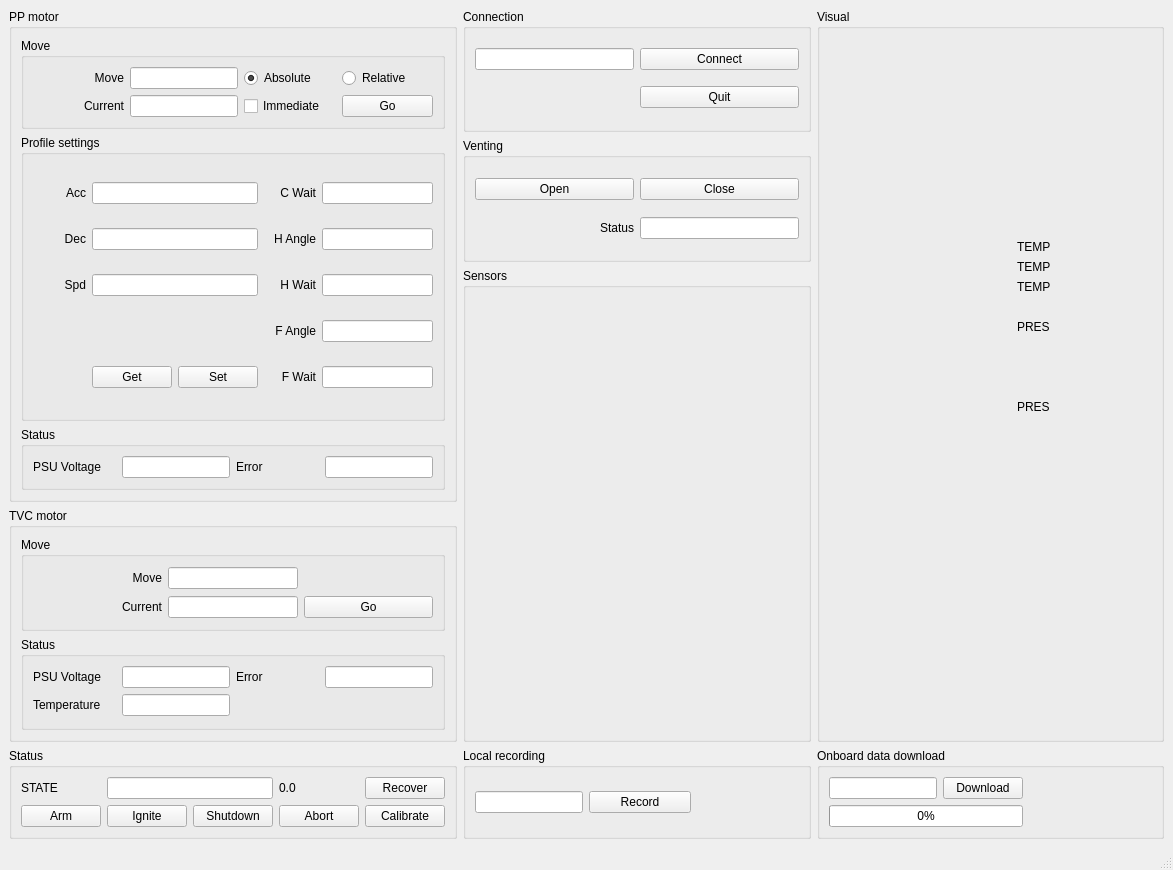
Before: the Qt Designer form Desktop/control_station/mainwindow.ui in EPFLRocketTeam/PegasusSoftware, drawn with Qt 5.
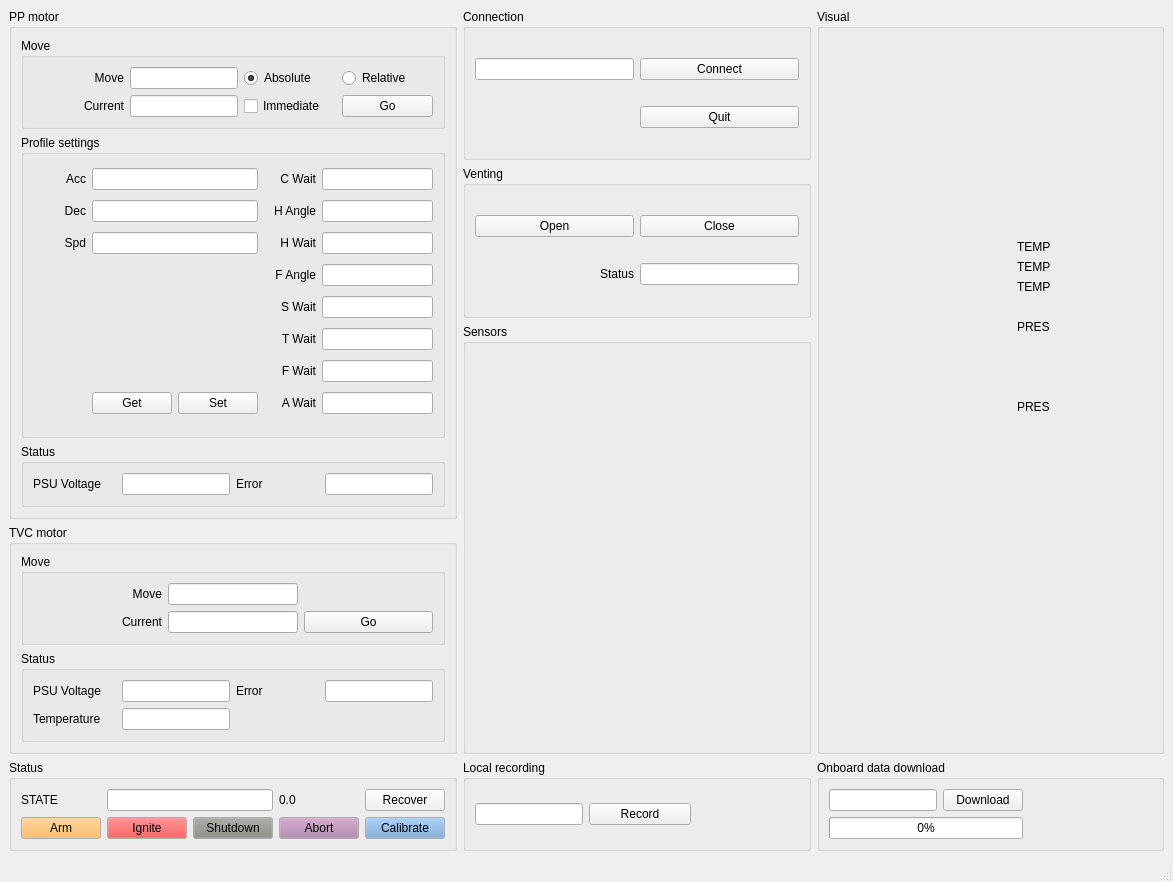
After: the same form once the commit is applied. Icons and pictures are not drawn.

The edit to the form file:
```diff
--- a/Desktop/control_station/mainwindow.ui
+++ b/Desktop/control_station/mainwindow.ui
@@ -10,7 +10,7 @@
     <x>0</x>
     <y>0</y>
     <width>1173</width>
-    <height>870</height>
+    <height>882</height>
    </rect>
   </property>
   <property name="windowTitle">
@@ -157,6 +157,43 @@
       <layout class="QGridLayout" name="gridLayout_6">
        <item row="1" column="5">
         <widget class="QPushButton" name="status_calibrate">
+         <property name="palette">
+          <palette>
+           <active>
+            <colorrole role="Button">
+             <brush brushstyle="SolidPattern">
+              <color alpha="255">
+               <red>114</red>
+               <green>159</green>
+               <blue>207</blue>
+              </color>
+             </brush>
+            </colorrole>
+           </active>
+           <inactive>
+            <colorrole role="Button">
+             <brush brushstyle="SolidPattern">
+              <color alpha="255">
+               <red>114</red>
+               <green>159</green>
+               <blue>207</blue>
+              </color>
+             </brush>
+            </colorrole>
+           </inactive>
+           <disabled>
+            <colorrole role="Button">
+             <brush brushstyle="SolidPattern">
+              <color alpha="255">
+               <red>114</red>
+               <green>159</green>
+               <blue>207</blue>
+              </color>
+             </brush>
+            </colorrole>
+           </disabled>
+          </palette>
+         </property>
          <property name="text">
           <string>Calibrate</string>
          </property>
@@ -164,6 +201,43 @@
        </item>
        <item row="1" column="4">
         <widget class="QPushButton" name="status_abort">
+         <property name="palette">
+          <palette>
+           <active>
+            <colorrole role="Button">
+             <brush brushstyle="SolidPattern">
+              <color alpha="255">
+               <red>173</red>
+               <green>127</green>
+               <blue>168</blue>
+              </color>
+             </brush>
+            </colorrole>
+           </active>
+           <inactive>
+            <colorrole role="Button">
+             <brush brushstyle="SolidPattern">
+              <color alpha="255">
+               <red>173</red>
+               <green>127</green>
+               <blue>168</blue>
+              </color>
+             </brush>
+            </colorrole>
+           </inactive>
+           <disabled>
+            <colorrole role="Button">
+             <brush brushstyle="SolidPattern">
+              <color alpha="255">
+               <red>173</red>
+               <green>127</green>
+               <blue>168</blue>
+              </color>
+             </brush>
+            </colorrole>
+           </disabled>
+          </palette>
+         </property>
          <property name="text">
           <string>Abort</string>
          </property>
@@ -195,13 +269,96 @@
        </item>
        <item row="1" column="0">
         <widget class="QPushButton" name="status_arm">
+         <property name="palette">
+          <palette>
+           <active>
+            <colorrole role="Button">
+             <brush brushstyle="SolidPattern">
+              <color alpha="255">
+               <red>252</red>
+               <green>175</green>
+               <blue>62</blue>
+              </color>
+             </brush>
+            </colorrole>
+           </active>
+           <inactive>
+            <colorrole role="Button">
+             <brush brushstyle="SolidPattern">
+              <color alpha="255">
+               <red>252</red>
+               <green>175</green>
+               <blue>62</blue>
+              </color>
+             </brush>
+            </colorrole>
+           </inactive>
+           <disabled>
+            <colorrole role="Button">
+             <brush brushstyle="SolidPattern">
+              <color alpha="255">
+               <red>252</red>
+               <green>175</green>
+               <blue>62</blue>
+              </color>
+             </brush>
+            </colorrole>
+           </disabled>
+          </palette>
+         </property>
+         <property name="autoFillBackground">
+          <bool>false</bool>
+         </property>
          <property name="text">
           <string>Arm</string>
          </property>
+         <property name="default">
+          <bool>false</bool>
+         </property>
+         <property name="flat">
+          <bool>false</bool>
+         </property>
         </widget>
        </item>
        <item row="1" column="1">
         <widget class="QPushButton" name="status_ignite">
+         <property name="palette">
+          <palette>
+           <active>
+            <colorrole role="Button">
+             <brush brushstyle="SolidPattern">
+              <color alpha="255">
+               <red>239</red>
+               <green>41</green>
+               <blue>41</blue>
+              </color>
+             </brush>
+            </colorrole>
+           </active>
+           <inactive>
+            <colorrole role="Button">
+             <brush brushstyle="SolidPattern">
+              <color alpha="255">
+               <red>239</red>
+               <green>41</green>
+               <blue>41</blue>
+              </color>
+             </brush>
+            </colorrole>
+           </inactive>
+           <disabled>
+            <colorrole role="Button">
+             <brush brushstyle="SolidPattern">
+              <color alpha="255">
+               <red>239</red>
+               <green>41</green>
+               <blue>41</blue>
+              </color>
+             </brush>
+            </colorrole>
+           </disabled>
+          </palette>
+         </property>
          <property name="text">
           <string>Ignite</string>
          </property>
@@ -209,6 +366,43 @@
        </item>
        <item row="1" column="2">
         <widget class="QPushButton" name="status_shutdown">
+         <property name="palette">
+          <palette>
+           <active>
+            <colorrole role="Button">
+             <brush brushstyle="SolidPattern">
+              <color alpha="255">
+               <red>136</red>
+               <green>138</green>
+               <blue>133</blue>
+              </color>
+             </brush>
+            </colorrole>
+           </active>
+           <inactive>
+            <colorrole role="Button">
+             <brush brushstyle="SolidPattern">
+              <color alpha="255">
+               <red>136</red>
+               <green>138</green>
+               <blue>133</blue>
+              </color>
+             </brush>
+            </colorrole>
+           </inactive>
+           <disabled>
+            <colorrole role="Button">
+             <brush brushstyle="SolidPattern">
+              <color alpha="255">
+               <red>136</red>
+               <green>138</green>
+               <blue>133</blue>
+              </color>
+             </brush>
+            </colorrole>
+           </disabled>
+          </palette>
+         </property>
          <property name="text">
           <string>Shutdown</string>
          </property>
@@ -380,53 +574,33 @@
           <string>Profile settings</string>
          </property>
          <layout class="QGridLayout" name="gridLayout_5" columnstretch="0,0,0,0,0,0">
-          <item row="6" column="3">
-           <widget class="QLabel" name="label_14">
-            <property name="text">
-             <string>F Wait</string>
+          <item row="3" column="4" colspan="2">
+           <widget class="QLineEdit" name="pp_motor_fangle">
+            <property name="sizePolicy">
+             <sizepolicy hsizetype="Preferred" vsizetype="Fixed">
+              <horstretch>0</horstretch>
+              <verstretch>0</verstretch>
+             </sizepolicy>
             </property>
-            <property name="alignment">
-             <set>Qt::AlignRight|Qt::AlignTrailing|Qt::AlignVCenter</set>
-            </property>
            </widget>
           </item>
-          <item row="3" column="3">
-           <widget class="QLabel" name="label_13">
+          <item row="10" column="2">
+           <widget class="QPushButton" name="pp_motor_set">
             <property name="text">
-             <string>F Angle</string>
+             <string>Set</string>
             </property>
-            <property name="alignment">
-             <set>Qt::AlignRight|Qt::AlignTrailing|Qt::AlignVCenter</set>
+            <property name="flat">
+             <bool>false</bool>
             </property>
            </widget>
           </item>
-          <item row="2" column="3">
-           <widget class="QLabel" name="label_12">
-            <property name="text">
-             <string>H Wait</string>
-            </property>
-            <property name="alignment">
-             <set>Qt::AlignRight|Qt::AlignTrailing|Qt::AlignVCenter</set>
-            </property>
-           </widget>
-          </item>
-          <item row="1" column="0">
-           <widget class="QLabel" name="label_7">
-            <property name="text">
-             <string>Dec</string>
-            </property>
-            <property name="alignment">
-             <set>Qt::AlignRight|Qt::AlignTrailing|Qt::AlignVCenter</set>
-            </property>
-           </widget>
-          </item>
-          <item row="1" column="3">
-           <widget class="QLabel" name="label_11">
-            <property name="text">
-             <string>H Angle</string>
-            </property>
-            <property name="alignment">
-             <set>Qt::AlignRight|Qt::AlignTrailing|Qt::AlignVCenter</set>
+          <item row="1" column="4" colspan="2">
+           <widget class="QLineEdit" name="pp_motor_hangle">
+            <property name="sizePolicy">
+             <sizepolicy hsizetype="Preferred" vsizetype="Fixed">
+              <horstretch>0</horstretch>
+              <verstretch>0</verstretch>
+             </sizepolicy>
             </property>
            </widget>
           </item>
@@ -440,6 +614,26 @@
             </property>
            </widget>
           </item>
+          <item row="10" column="4" colspan="2">
+           <widget class="QLineEdit" name="pp_motor_await">
+            <property name="sizePolicy">
+             <sizepolicy hsizetype="Preferred" vsizetype="Fixed">
+              <horstretch>0</horstretch>
+              <verstretch>0</verstretch>
+             </sizepolicy>
+            </property>
+           </widget>
+          </item>
+          <item row="1" column="1" colspan="2">
+           <widget class="QLineEdit" name="pp_motor_dec">
+            <property name="sizePolicy">
+             <sizepolicy hsizetype="Preferred" vsizetype="Fixed">
+              <horstretch>0</horstretch>
+              <verstretch>0</verstretch>
+             </sizepolicy>
+            </property>
+           </widget>
+          </item>
           <item row="0" column="3">
            <widget class="QLabel" name="label_10">
             <property name="text">
@@ -450,6 +644,26 @@
             </property>
            </widget>
           </item>
+          <item row="0" column="4" colspan="2">
+           <widget class="QLineEdit" name="pp_motor_cwait">
+            <property name="sizePolicy">
+             <sizepolicy hsizetype="Preferred" vsizetype="Fixed">
+              <horstretch>0</horstretch>
+              <verstretch>0</verstretch>
+             </sizepolicy>
+            </property>
+           </widget>
+          </item>
+          <item row="2" column="4" colspan="2">
+           <widget class="QLineEdit" name="pp_motor_hwait">
+            <property name="sizePolicy">
+             <sizepolicy hsizetype="Preferred" vsizetype="Fixed">
+              <horstretch>0</horstretch>
+              <verstretch>0</verstretch>
+             </sizepolicy>
+            </property>
+           </widget>
+          </item>
           <item row="2" column="0">
            <widget class="QLabel" name="label_8">
             <property name="text">
@@ -460,13 +674,13 @@
             </property>
            </widget>
           </item>
-          <item row="2" column="1" colspan="2">
-           <widget class="QLineEdit" name="pp_motor_speed">
-            <property name="sizePolicy">
-             <sizepolicy hsizetype="Preferred" vsizetype="Fixed">
-              <horstretch>0</horstretch>
-              <verstretch>0</verstretch>
-             </sizepolicy>
+          <item row="1" column="3">
+           <widget class="QLabel" name="label_11">
+            <property name="text">
+             <string>H Angle</string>
+            </property>
+            <property name="alignment">
+             <set>Qt::AlignRight|Qt::AlignTrailing|Qt::AlignVCenter</set>
             </property>
            </widget>
           </item>
@@ -480,28 +694,28 @@
             </property>
            </widget>
           </item>
-          <item row="6" column="4" colspan="2">
-           <widget class="QLineEdit" name="pp_motor_fwait">
-            <property name="sizePolicy">
-             <sizepolicy hsizetype="Preferred" vsizetype="Fixed">
-              <horstretch>0</horstretch>
-              <verstretch>0</verstretch>
-             </sizepolicy>
+          <item row="3" column="3">
+           <widget class="QLabel" name="label_13">
+            <property name="text">
+             <string>F Angle</string>
             </property>
+            <property name="alignment">
+             <set>Qt::AlignRight|Qt::AlignTrailing|Qt::AlignVCenter</set>
+            </property>
            </widget>
           </item>
-          <item row="3" column="4" colspan="2">
-           <widget class="QLineEdit" name="pp_motor_fangle">
-            <property name="sizePolicy">
-             <sizepolicy hsizetype="Preferred" vsizetype="Fixed">
-              <horstretch>0</horstretch>
-              <verstretch>0</verstretch>
-             </sizepolicy>
+          <item row="1" column="0">
+           <widget class="QLabel" name="label_7">
+            <property name="text">
+             <string>Dec</string>
             </property>
+            <property name="alignment">
+             <set>Qt::AlignRight|Qt::AlignTrailing|Qt::AlignVCenter</set>
+            </property>
            </widget>
           </item>
-          <item row="2" column="4" colspan="2">
-           <widget class="QLineEdit" name="pp_motor_hwait">
+          <item row="8" column="4" colspan="2">
+           <widget class="QLineEdit" name="pp_motor_twait">
             <property name="sizePolicy">
              <sizepolicy hsizetype="Preferred" vsizetype="Fixed">
               <horstretch>0</horstretch>
@@ -510,18 +724,28 @@
             </property>
            </widget>
           </item>
-          <item row="1" column="4" colspan="2">
-           <widget class="QLineEdit" name="pp_motor_hangle">
-            <property name="sizePolicy">
-             <sizepolicy hsizetype="Preferred" vsizetype="Fixed">
-              <horstretch>0</horstretch>
-              <verstretch>0</verstretch>
-             </sizepolicy>
+          <item row="2" column="3">
+           <widget class="QLabel" name="label_12">
+            <property name="text">
+             <string>H Wait</string>
             </property>
+            <property name="alignment">
+             <set>Qt::AlignRight|Qt::AlignTrailing|Qt::AlignVCenter</set>
+            </property>
            </widget>
           </item>
-          <item row="0" column="4" colspan="2">
-           <widget class="QLineEdit" name="pp_motor_cwait">
+          <item row="10" column="3">
+           <widget class="QLabel" name="label_17">
+            <property name="text">
+             <string>A Wait</string>
+            </property>
+            <property name="alignment">
+             <set>Qt::AlignRight|Qt::AlignTrailing|Qt::AlignVCenter</set>
+            </property>
+           </widget>
+          </item>
+          <item row="2" column="1" colspan="2">
+           <widget class="QLineEdit" name="pp_motor_speed">
             <property name="sizePolicy">
              <sizepolicy hsizetype="Preferred" vsizetype="Fixed">
               <horstretch>0</horstretch>
@@ -530,7 +754,7 @@
             </property>
            </widget>
           </item>
-          <item row="6" column="1">
+          <item row="10" column="1">
            <widget class="QPushButton" name="pp_motor_get">
             <property name="text">
              <string>Get</string>
@@ -540,18 +764,48 @@
             </property>
            </widget>
           </item>
-          <item row="6" column="2">
-           <widget class="QPushButton" name="pp_motor_set">
+          <item row="8" column="3">
+           <widget class="QLabel" name="label_23">
             <property name="text">
-             <string>Set</string>
+             <string>T Wait</string>
             </property>
-            <property name="flat">
-             <bool>false</bool>
+            <property name="alignment">
+             <set>Qt::AlignRight|Qt::AlignTrailing|Qt::AlignVCenter</set>
             </property>
            </widget>
           </item>
-          <item row="1" column="1" colspan="2">
-           <widget class="QLineEdit" name="pp_motor_dec">
+          <item row="6" column="3">
+           <widget class="QLabel" name="label_4">
+            <property name="text">
+             <string>S Wait</string>
+            </property>
+            <property name="alignment">
+             <set>Qt::AlignRight|Qt::AlignTrailing|Qt::AlignVCenter</set>
+            </property>
+           </widget>
+          </item>
+          <item row="9" column="3">
+           <widget class="QLabel" name="label_14">
+            <property name="text">
+             <string>F Wait</string>
+            </property>
+            <property name="alignment">
+             <set>Qt::AlignRight|Qt::AlignTrailing|Qt::AlignVCenter</set>
+            </property>
+           </widget>
+          </item>
+          <item row="6" column="4" colspan="2">
+           <widget class="QLineEdit" name="pp_motor_swait">
+            <property name="sizePolicy">
+             <sizepolicy hsizetype="Preferred" vsizetype="Fixed">
+              <horstretch>0</horstretch>
+              <verstretch>0</verstretch>
+             </sizepolicy>
+            </property>
+           </widget>
+          </item>
+          <item row="9" column="4" colspan="2">
+           <widget class="QLineEdit" name="pp_motor_fwait">
             <property name="sizePolicy">
              <sizepolicy hsizetype="Preferred" vsizetype="Fixed">
               <horstretch>0</horstretch>
```
